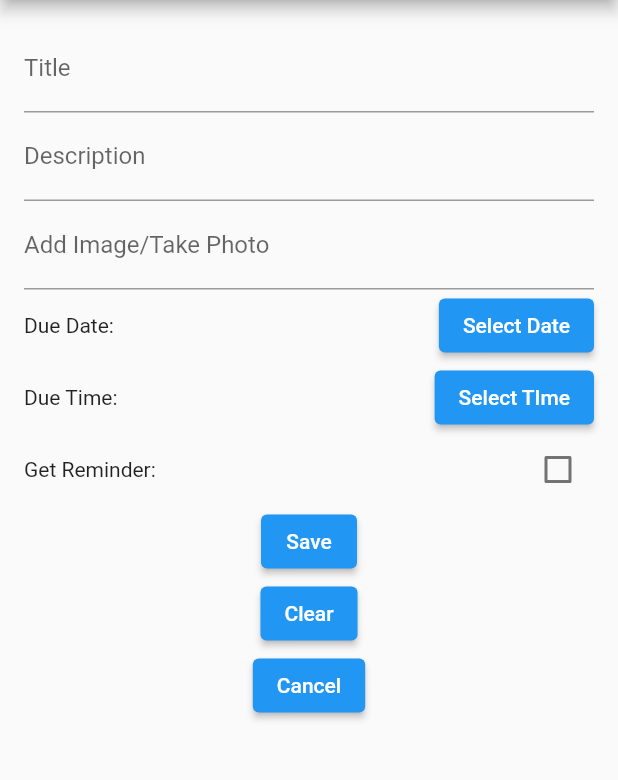
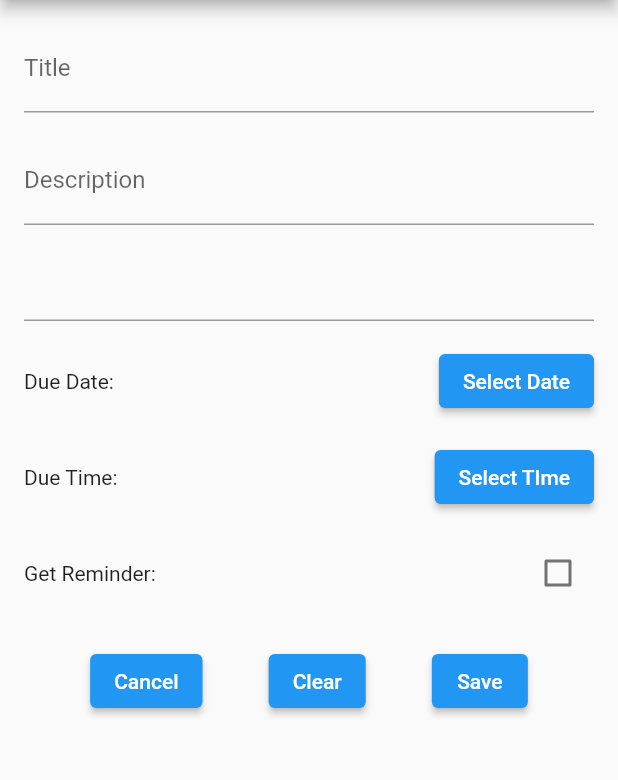
Before and after one commit to Elfen54/TodoHive, a Flutter app: the AddTodoScreen screen opened directly, on a phone screen of 412 x 824 dp, the part 84-864 px from its top. Run offline on Flutter 3.47's test engine with Material 2 defaults, Android fonts, the phone set to English and light mode, and no system bars; our stand-ins replace hive, hive_flutter; accounts and stored records are empty.

Commit message:
Added Some more functionality and warning for blank title : App is Running as intended.

```diff
--- a/lib/screens/add_todo_screen.dart
+++ b/lib/screens/add_todo_screen.dart
@@ -3,6 +3,8 @@ import 'package:hive/hive.dart';
 import '../models/todo_model.dart';
 
 class AddTodoScreen extends StatefulWidget {
+  const AddTodoScreen({super.key});
+
   @override
   _AddTodoScreenState createState() => _AddTodoScreenState();
 }
@@ -16,13 +18,13 @@ class _AddTodoScreenState extends State<AddTodoScreen> {
   DateTime? _dueDate;
   TimeOfDay? _dueTime;
 
+  bool _validate = false;
 
   @override
   void dispose() {
     _titleController.dispose();
     _descriptionController.dispose();
     _imagePathController.dispose();
-
 
     super.dispose();
   }
@@ -34,21 +36,32 @@ class _AddTodoScreenState extends State<AddTodoScreen> {
         title: const Text('Add Todo Item'),
       ),
       body: Padding(
-        padding: EdgeInsets.all(16.0),
+        padding: const EdgeInsets.all(16.0),
         child: Column(
+          crossAxisAlignment: CrossAxisAlignment.start,
           children: [
             TextFormField(
               controller: _titleController,
-              decoration: const InputDecoration(labelText: 'Title'),
+              decoration: InputDecoration(
+                labelText: 'Title',
+                errorText: _validate ? 'Value can\'t be Empty' : null,
               ),
+            ),
+            const SizedBox(height: 16),
             TextFormField(
               controller: _descriptionController,
               decoration: const InputDecoration(labelText: 'Description'),
             ),
+            const SizedBox(height: 16),
             TextFormField(
               controller: _imagePathController,
-              decoration: const InputDecoration(labelText: 'Add Image/Take Photo'),
+
+
+              //decoration: const InputDecoration(labelText: 'Add Image/Take Photo'),
+
+
             ),
+            const SizedBox(height: 16),
             Row(
               mainAxisAlignment: MainAxisAlignment.spaceBetween,
               children: [
@@ -60,7 +73,7 @@ class _AddTodoScreenState extends State<AddTodoScreen> {
                         context: context,
                         initialDate: DateTime.now(),
                         firstDate: DateTime.now(),
-                        lastDate: DateTime.now().add(Duration(days: 365)),
+                        lastDate: DateTime.now().add(const Duration(days: 365)),
                     );
                     if (pickedDate != null && pickedDate != _dueDate) {
                       setState(() {
@@ -72,6 +85,7 @@ class _AddTodoScreenState extends State<AddTodoScreen> {
                 ),
               ],
             ),
+            const SizedBox(height: 16),
             Row(
               mainAxisAlignment: MainAxisAlignment.spaceBetween,
               children: [
@@ -93,6 +107,7 @@ class _AddTodoScreenState extends State<AddTodoScreen> {
                 ),
               ],
             ),
+            const SizedBox(height: 16),
             Row(
               mainAxisAlignment: MainAxisAlignment.spaceBetween,
               children: [
@@ -107,24 +122,17 @@ class _AddTodoScreenState extends State<AddTodoScreen> {
                   ),
               ],
             ),
+            const SizedBox(height: 24),
             /// Elevated Buttons
+            Row(
+              mainAxisAlignment: MainAxisAlignment.spaceEvenly,
+              children: [
                 ElevatedButton(
                   onPressed: () {
-                  // When the Save button is pressed, save the new todo item to the Hive box
-                  final todoBox = Hive.box<Todo>('todos');
-                  final newTodo = Todo (
-                    _titleController.text,
-                    _descriptionController.text,
-                    false, //isCompleted is set to false for new todo items
-                    imagePath: _imagePathController.text,
-                    dueDate: _dueDate,
-                    dueTime: _dueTime != null ? DateTime(0,0,0, _dueTime!.hour, _dueTime!.minute) : null,
-                    getReminder: _getReminder,
-                  );
-                  todoBox.add(newTodo);
-                  Navigator.pop(context); //Close the AddTodoScreen
+                    // When the Cancel button is pressed, Navigate back to the HomeScreen
+                    Navigator.pop(context);
                   },
-                child:const Text('Save'),
+                  child: const Text('Cancel'),
                 ),
                 ElevatedButton(
                   onPressed: () {
@@ -140,12 +148,35 @@ class _AddTodoScreenState extends State<AddTodoScreen> {
                   },
                   child: const Text('Clear'),
                 ),
+
                 ElevatedButton(
                   onPressed: () {
-                  // When the Cancel button is pressed, Navigate back to the HomeScreen
+                    // Validate title field
+                    setState(() {
+                      _titleController.text.trim().isEmpty ? _validate = true : _validate = false;
+                    });
+
+                    if(!_titleController.text.trim().isEmpty) {
+                      // When the Save button is pressed, save the new todo item to the Hive BOX
+                      final todoBox = Hive.box<Todo>('todos');
+                      final newTodo = Todo(
+                        _titleController.text,
+                        _descriptionController.text,
+                        false,
+                        imagePath: _imagePathController.text,
+                        dueDate: _dueDate,
+                        dueTime: _dueTime != null
+                          ? DateTime(0,0,0, _dueTime!.hour, _dueTime!.minute)
+                          : null,
+                        getReminder: _getReminder,
+                      );
+                      todoBox.add(newTodo);
                       Navigator.pop(context);
+                    }
                   },
-              child: const Text('Cancel'),
+                  child:const Text('Save'),
+                ),
+              ],
             ),
           ],
         ),
```
Also changed, not shown: lib/screens/completed_tab.dart (+43 -9 lines), lib/screens/current_list_tab.dart (+8 -0 lines). Lines whose indentation alone changed are shown as unchanged.
